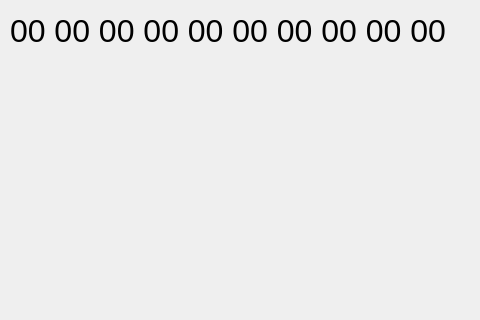
Above: mainwindow.ui from DrDeLaBill/logger before the change; both pictures show x 0 to 480 and y 0 to 320 of the 800 by 600 pixel window. Below: the same form after it.
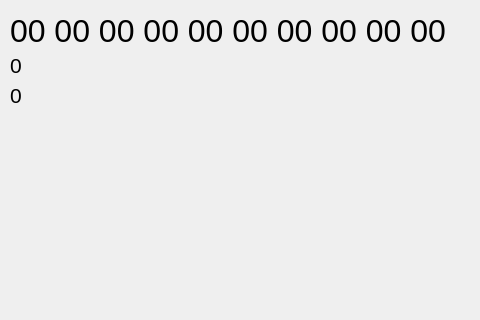
That is the form after the change.

Patch:
```diff
--- a/mainwindow.ui
+++ b/mainwindow.ui
@@ -52,6 +52,42 @@
      <string>.........</string>
     </property>
    </widget>
+   <widget class="QLabel" name="dv_type_label">
+    <property name="geometry">
+     <rect>
+      <x>10</x>
+      <y>50</y>
+      <width>91</width>
+      <height>31</height>
+     </rect>
+    </property>
+    <property name="font">
+     <font>
+      <pointsize>16</pointsize>
+     </font>
+    </property>
+    <property name="text">
+     <string>0</string>
+    </property>
+   </widget>
+   <widget class="QLabel" name="sw_id_label">
+    <property name="geometry">
+     <rect>
+      <x>10</x>
+      <y>80</y>
+      <width>91</width>
+      <height>31</height>
+     </rect>
+    </property>
+    <property name="font">
+     <font>
+      <pointsize>16</pointsize>
+     </font>
+    </property>
+    <property name="text">
+     <string>0</string>
+    </property>
+   </widget>
   </widget>
   <widget class="QMenuBar" name="menubar">
    <property name="geometry">
```
